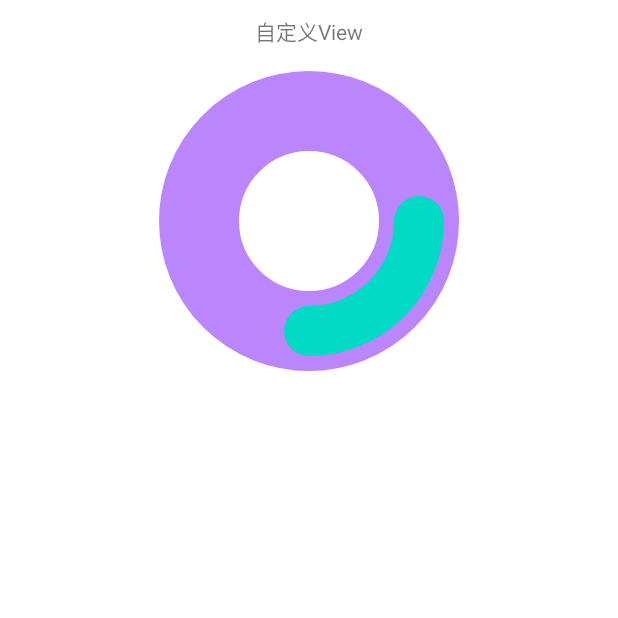
After one commit to dilkw/StudyCodeKotlin, an Android app: the CustomizeViewFragment screen opened through its navigation route, on a phone screen of 412 x 824 dp, the top half of it. The commit adds this screen. Run offline under Robolectric (Android 15) with nearby library versions, the phone set to English and light mode, and no system bars; our stand-ins replace data binding.

Commit message:
1.修改显示网络请求返回数据的textView为固定大小以及内容为滚动。 2.添加自定义模块，编写自定义view（自定义圆环）

```diff
--- a/app/src/main/java/com/dilkw/studycodekotlin/ItemEnum.kt
+++ b/app/src/main/java/com/dilkw/studycodekotlin/ItemEnum.kt
@@ -8,7 +8,8 @@ enum class ItemEnum(code: Int, itemName: String) {
     SYSTEM_BARS(103, "SystemBars"),
     SERVICE(104, "Service"),
     MEDIA(105, "media音频"),
-    API(106, "网络库应用");
+    API(106, "网络库应用"),
+    CUSTOMIZE_VIEW(107, "自定义View");
 
     var code: Int
     var itemName: String
--- a/app/src/main/java/com/dilkw/studycodekotlin/ItemFragment.kt
+++ b/app/src/main/java/com/dilkw/studycodekotlin/ItemFragment.kt
@@ -56,6 +56,7 @@ class ItemFragment : Fragment() {
                                 ItemEnum.API -> navController?.navigate(R.id.action_itemFragment_to_httpDemoFragment)
                                 ItemEnum.SERVICE -> requireActivity().startActivity(Intent(requireActivity(), ServiceActivity::class.java))
                                 ItemEnum.MEDIA -> requireActivity().startActivity(Intent(requireActivity(), MediaPlayerActivity::class.java))
+                                ItemEnum.CUSTOMIZE_VIEW -> navController?.navigate(R.id.action_itemFragment_to_customizeViewFragment)
                             }
                         }
                 })
--- /dev/null
+++ b/app/src/main/java/com/dilkw/studycodekotlin/customizeView/CircleView.kt
@@ -0,0 +1,77 @@
+package com.dilkw.studycodekotlin.customizeView
+
+import android.content.Context
+import android.graphics.Canvas
+import android.graphics.Color
+import android.graphics.Paint
+import android.util.AttributeSet
+import android.view.View
+import com.dilkw.studycodekotlin.R
+
+
+/**
+ *
+ */
+class CircleView : View {
+
+    private lateinit var mBackgroundPaint: Paint
+
+    private lateinit var mForegroundPaint: Paint
+
+    private var mWidth = 0
+    private var mHeight = 0
+
+    constructor(context: Context) : this(context, null)
+    constructor(context: Context, attributeSet: AttributeSet?) : this(context, attributeSet, 0)
+    constructor(context: Context, attributeSet: AttributeSet?, defStyleAttr: Int) : super(
+        context,
+        attributeSet,
+        defStyleAttr,
+        0
+    ) {
+        initVar()
+    }
+
+    private fun initVar() {
+        mBackgroundPaint = Paint()
+        setLayerType(LAYER_TYPE_HARDWARE, mBackgroundPaint)
+        mBackgroundPaint.isAntiAlias = true
+        mBackgroundPaint.style = Paint.Style.STROKE
+        mBackgroundPaint.strokeWidth = 80.toFloat()
+        mBackgroundPaint.strokeCap = Paint.Cap.ROUND
+        mBackgroundPaint.color = context.resources.getColor(R.color.purple_200)
+
+        mForegroundPaint = Paint()
+        setLayerType(LAYER_TYPE_HARDWARE, mForegroundPaint)
+        mForegroundPaint.isAntiAlias = true
+        mForegroundPaint.style = Paint.Style.STROKE
+        mForegroundPaint.strokeWidth = 50.toFloat()
+        mForegroundPaint.color = context.resources.getColor(R.color.teal_200)
+        mForegroundPaint.strokeCap = Paint.Cap.ROUND
+    }
+
+    override fun onMeasure(widthMeasureSpec: Int, heightMeasureSpec: Int) {
+        val widthMode = MeasureSpec.getMode(widthMeasureSpec)
+        val heightMode = MeasureSpec.getMode(heightMeasureSpec)
+
+        mWidth = if (widthMode == MeasureSpec.AT_MOST) {
+            100
+        } else {
+            MeasureSpec.getSize(widthMeasureSpec)
+        }
+
+        mHeight = if (heightMode == MeasureSpec.AT_MOST) {
+            100
+        } else {
+            MeasureSpec.getSize(heightMeasureSpec)
+        }
+        setMeasuredDimension(mWidth, mHeight)
+    }
+
+    override fun onDraw(canvas: Canvas) {
+        var backgroundStroke = mBackgroundPaint.strokeWidth / 2
+        var foregorundStroke = mForegroundPaint.strokeWidth / 2 + (mBackgroundPaint.strokeWidth -  mForegroundPaint.strokeWidth) / 2
+        canvas.drawArc(backgroundStroke, backgroundStroke, mWidth.toFloat() - backgroundStroke, mHeight.toFloat() - backgroundStroke, 0.toFloat(), 360.toFloat(), false, mBackgroundPaint)
+        canvas.drawArc(foregorundStroke, foregorundStroke, mWidth.toFloat() - foregorundStroke, mHeight.toFloat() - foregorundStroke, 0.toFloat(), 90.toFloat(), false, mForegroundPaint)
+    }
+}
--- /dev/null
+++ b/app/src/main/java/com/dilkw/studycodekotlin/customizeView/CustomizeViewFragment.kt
@@ -0,0 +1,60 @@
+package com.dilkw.studycodekotlin.customizeView
+
+import android.os.Bundle
+import androidx.fragment.app.Fragment
+import android.view.LayoutInflater
+import android.view.View
+import android.view.ViewGroup
+import com.dilkw.studycodekotlin.R
+
+// TODO: Rename parameter arguments, choose names that match
+// the fragment initialization parameters, e.g. ARG_ITEM_NUMBER
+private const val ARG_PARAM1 = "param1"
+private const val ARG_PARAM2 = "param2"
+
+/**
+ * A simple [Fragment] subclass.
+ * Use the [CustomizeViewFragment.newInstance] factory method to
+ * create an instance of this fragment.
+ */
+class CustomizeViewFragment : Fragment() {
+    // TODO: Rename and change types of parameters
+    private var param1: String? = null
+    private var param2: String? = null
+
+    override fun onCreate(savedInstanceState: Bundle?) {
+        super.onCreate(savedInstanceState)
+        arguments?.let {
+            param1 = it.getString(ARG_PARAM1)
+            param2 = it.getString(ARG_PARAM2)
+        }
+    }
+
+    override fun onCreateView(
+        inflater: LayoutInflater, container: ViewGroup?,
+        savedInstanceState: Bundle?
+    ): View? {
+        // Inflate the layout for this fragment
+        return inflater.inflate(R.layout.fragment_customize_view, container, false)
+    }
+
+    companion object {
+        /**
+         * Use this factory method to create a new instance of
+         * this fragment using the provided parameters.
+         *
+         * @param param1 Parameter 1.
+         * @param param2 Parameter 2.
+         * @return A new instance of fragment CustomizeViewFragment.
+         */
+        // TODO: Rename and change types and number of parameters
+        @JvmStatic
+        fun newInstance(param1: String, param2: String) =
+            CustomizeViewFragment().apply {
+                arguments = Bundle().apply {
+                    putString(ARG_PARAM1, param1)
+                    putString(ARG_PARAM2, param2)
+                }
+            }
+    }
+}
--- a/app/src/main/java/com/dilkw/studycodekotlin/systemBars/SystemBarsFragment.kt
+++ b/app/src/main/java/com/dilkw/studycodekotlin/systemBars/SystemBarsFragment.kt
@@ -12,7 +12,7 @@ import androidx.core.view.*
 import androidx.databinding.DataBindingUtil
 import com.dilkw.studycodekotlin.R
 import com.dilkw.studycodekotlin.databinding.FragmentSystemBarsBinding
-import com.dilkw.studycodekotlin.util.TypedValueUtil
+import com.dilkw.studycodekotlin.utils.TypedValueUtil
 import com.google.android.material.chip.Chip
 import com.google.android.material.switchmaterial.SwitchMaterial
 import com.google.android.material.textview.MaterialTextView
--- a/app/src/main/java/com/dilkw/studycodekotlin/util/TypedValueUtil.kt
+++ b/app/src/main/java/com/dilkw/studycodekotlin/utils/TypedValueUtil.kt
@@ -1,4 +1,4 @@
-package com.dilkw.studycodekotlin.util
+package com.dilkw.studycodekotlin.utils
 
 import android.content.res.Resources
 import android.util.TypedValue
--- /dev/null
+++ b/app/src/main/res/layout/fragment_customize_view.xml
@@ -0,0 +1,28 @@
+<?xml version="1.0" encoding="utf-8"?>
+<androidx.constraintlayout.widget.ConstraintLayout xmlns:android="http://schemas.android.com/apk/res/android"
+    xmlns:app="http://schemas.android.com/apk/res-auto"
+    xmlns:tools="http://schemas.android.com/tools"
+    android:layout_width="match_parent"
+    android:layout_height="match_parent"
+    tools:context=".customizeView.CustomizeViewFragment">
+
+    <!-- TODO: Update blank fragment layout -->
+    <TextView
+        android:id="@+id/tv_title"
+        android:layout_width="wrap_content"
+        android:layout_height="wrap_content"
+        android:layout_marginTop="10dp"
+        android:text="@string/customize_view_title"
+        app:layout_constraintEnd_toEndOf="parent"
+        app:layout_constraintStart_toStartOf="parent"
+        app:layout_constraintTop_toTopOf="parent" />
+
+    <com.dilkw.studycodekotlin.customizeView.CircleView
+        android:layout_width="200dp"
+        android:layout_height="200dp"
+        app:layout_constraintStart_toStartOf="@+id/tv_title"
+        app:layout_constraintEnd_toEndOf="@+id/tv_title"
+        app:layout_constraintTop_toBottomOf="@+id/tv_title"
+        android:layout_marginTop="16dp"/>
+
+</androidx.constraintlayout.widget.ConstraintLayout>
--- a/app/src/main/res/layout/fragment_http_demo.xml
+++ b/app/src/main/res/layout/fragment_http_demo.xml
@@ -26,7 +26,7 @@
             android:id="@+id/tv_okHttp_label"
             android:layout_width="wrap_content"
             android:layout_height="wrap_content"
-            android:text="@string/hello_blank_fragment"
+            android:text="@string/tv_response_label"
             app:layout_constraintStart_toStartOf="@id/btn_okHttp_request"
             app:layout_constraintTop_toBottomOf="@id/btn_okHttp_request"
             android:layout_marginTop="8dp"/>
@@ -34,7 +34,9 @@
         <TextView
             android:id="@+id/tv_okHttp_response"
             android:layout_width="wrap_content"
-            android:layout_height="wrap_content"
+            android:layout_height="250dp"
+            android:scrollbars="vertical|horizontal"
+            android:layout_marginEnd="10dp"
             android:layout_marginTop="8dp"
             app:layout_constraintStart_toStartOf="@+id/tv_okHttp_label"
             app:layout_constraintTop_toBottomOf="@+id/tv_okHttp_label"/>
--- a/app/src/main/res/layout/fragment_object_animation.xml
+++ b/app/src/main/res/layout/fragment_object_animation.xml
@@ -35,7 +35,7 @@
                     android:layout_marginTop="32dp"
                     android:layout_gravity="center_horizontal"
                     android:background="@color/purple_500"
-                    android:text="@string/hello_blank_fragment" />
+                    android:text="@string/text_label" />
 
                 <include
                     android:id="@+id/btn_tv_animation_start"
--- a/app/src/main/res/layout/fragment_view_animation.xml
+++ b/app/src/main/res/layout/fragment_view_animation.xml
@@ -67,7 +67,7 @@
             android:layout_height="wrap_content"
             android:layout_marginTop="50dp"
             android:background="@color/translate_black"
-            android:text="@string/hello_blank_fragment"
+            android:text="@string/text_label"
             app:layout_constraintEnd_toEndOf="parent"
             app:layout_constraintStart_toStartOf="parent"
             app:layout_constraintTop_toBottomOf="@+id/chipGroup" />
--- a/app/src/main/res/navigation/navigation_main.xml
+++ b/app/src/main/res/navigation/navigation_main.xml
@@ -22,6 +22,9 @@
         <action
             android:id="@+id/action_itemFragment_to_httpDemoFragment"
             app:destination="@id/httpDemoFragment" />
+        <action
+            android:id="@+id/action_itemFragment_to_customizeViewFragment"
+            app:destination="@id/customizeViewFragment" />
     </fragment>
     <fragment
         android:id="@+id/animationFragment"
@@ -40,4 +43,9 @@
         android:id="@+id/httpDemoFragment"
         android:name="com.dilkw.studycodekotlin.api.HttpDemoFragment"
         android:label="HttpDemoFragment" />
+    <fragment
+        android:id="@+id/customizeViewFragment"
+        android:name="com.dilkw.studycodekotlin.customizeView.CustomizeViewFragment"
+        android:label="fragment_customize_view"
+        tools:layout="@layout/fragment_customize_view" />
 </navigation>
--- a/app/src/main/res/values/strings.xml
+++ b/app/src/main/res/values/strings.xml
@@ -1,6 +1,6 @@
 <resources>
     <string name="app_name">StudyCodeKotlin</string>
-    <string name="hello_blank_fragment">Hello blank fragment</string>
+    <string name="text_label">Hello World</string>
     <string name="view_animation_alpha">alpha</string>
     <string name="view_animation_scale">scale</string>
     <string name="view_animation_translate">translate</string>
@@ -77,5 +77,9 @@
 
     <!-- api模块 -->
     <string name="btn_okHttp_label">OkHttp请求</string>
+    <string name="tv_response_label">请求返回数据：</string>
+
+    <!-- 自定义View模块 -->
+    <string name="customize_view_title">自定义View</string>
 
 </resources>
```
Also changed, not shown: app/src/main/java/com/dilkw/studycodekotlin/animation/ObjectAnimationFragment.kt (+0 -9 lines), app/src/main/java/com/dilkw/studycodekotlin/api/OKHttpDemoFragment.kt (renamed from app/src/main/java/com/dilkw/studycodekotlin/api/HttpDemoFragment.kt, +8 -11 lines).
